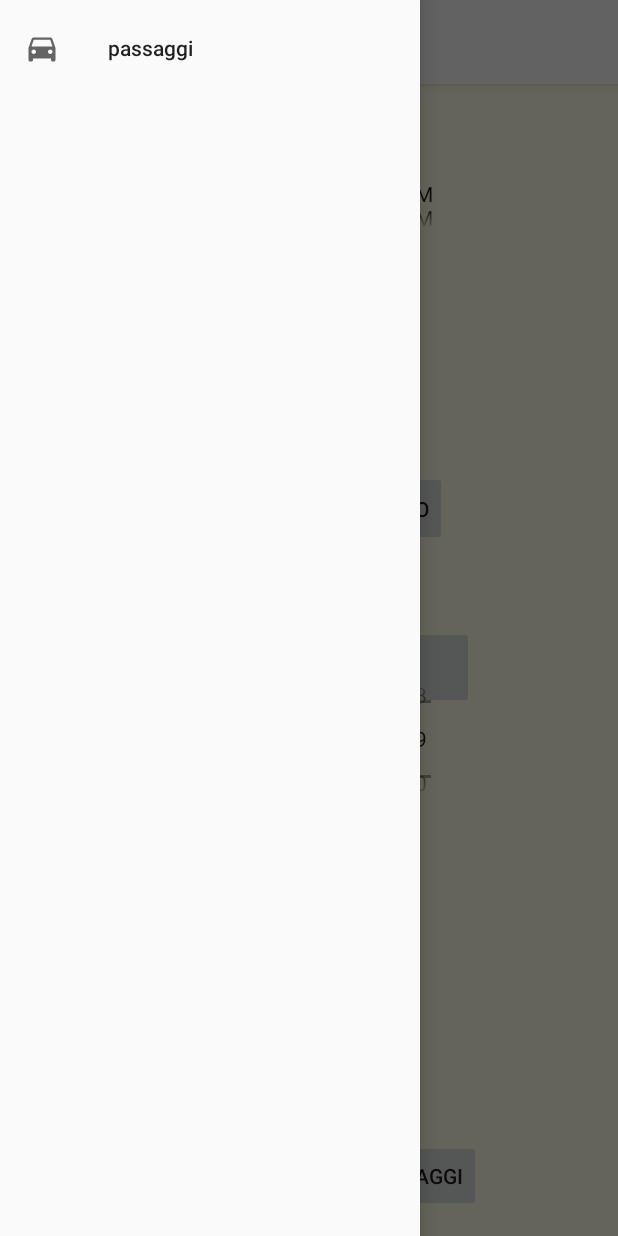
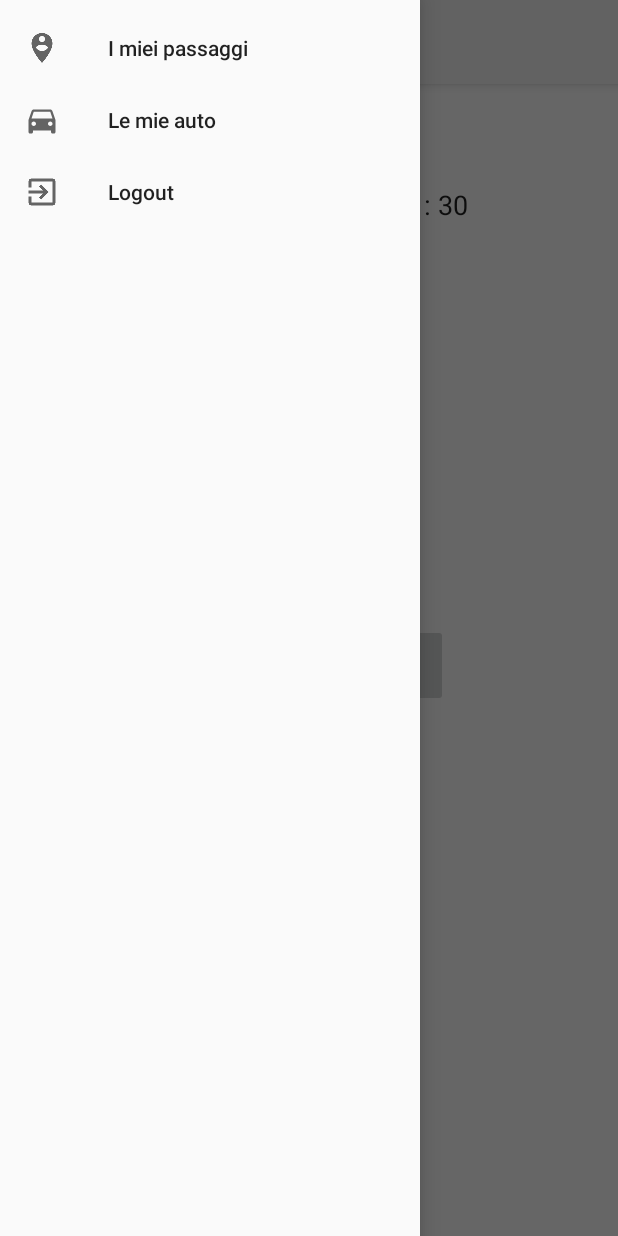
Before and after one commit to dinobrun/car-pooling, an Android app: the HomeActivity screen opened directly, with no data from a screen before it, with the side drawer open, on a phone screen of 412 x 824 dp. Run offline under Robolectric (Android 15) with nearby library versions, the phone set to English and light mode, and no system bars.

Commit message:
migliorata interfaccia utente HomeActivity

```diff
--- a/app/src/main/java/it/uniba/di/sms/carpooling/CreaPassaggioFragment.java
+++ b/app/src/main/java/it/uniba/di/sms/carpooling/CreaPassaggioFragment.java
@@ -61,7 +61,6 @@ public class CreaPassaggioFragment extends Fragment {
     Spinner spinnerPostiAuto;
 
     Calendar calendar = new GregorianCalendar();
-
 
 
     DatePickerDialog.OnDateSetListener mDateSetListener = null;
--- a/app/src/main/java/it/uniba/di/sms/carpooling/HomeActivity.java
+++ b/app/src/main/java/it/uniba/di/sms/carpooling/HomeActivity.java
@@ -1,10 +1,15 @@
 package it.uniba.di.sms.carpooling;
 
 import android.app.AlertDialog;
+import android.app.DatePickerDialog;
+import android.app.TimePickerDialog;
 import android.content.DialogInterface;
 import android.content.Intent;
+import android.graphics.Color;
+import android.graphics.drawable.ColorDrawable;
 import android.net.Uri;
 import android.os.AsyncTask;
+import android.support.annotation.NonNull;
 import android.support.design.widget.NavigationView;
 import android.support.v4.app.FragmentManager;
 import android.support.v4.app.FragmentTransaction;
@@ -20,6 +25,7 @@ import android.widget.Button;
 import android.widget.DatePicker;
 import android.widget.RadioButton;
 import android.widget.RadioGroup;
+import android.widget.TextView;
 import android.widget.TimePicker;
 import android.widget.Toast;
 import org.json.JSONArray;
@@ -43,6 +49,13 @@ public class HomeActivity extends AppCompatActivity implements CreaPassaggioFrag
 
     Toolbar myToolbar;
 
+    //Inizializzazione variabili Inserimento data
+    int year, month, day, hour, minute;
+    Calendar calendar = new GregorianCalendar();
+    DatePickerDialog.OnDateSetListener mDateSetListener = null;
+    TimePickerDialog.OnTimeSetListener mTimeSetListener = null;
+    Calendar cal = Calendar.getInstance();
+
     @Override
     protected void onCreate(Bundle savedInstanceState) {
         super.onCreate(savedInstanceState);
@@ -64,20 +77,102 @@ public class HomeActivity extends AppCompatActivity implements CreaPassaggioFrag
                 new NavigationView.OnNavigationItemSelectedListener() {
                     @Override
                     public boolean onNavigationItemSelected(MenuItem menuItem) {
+
+                        switch (menuItem.getItemId()) {
+                            case R.id.nav_camera:
+                                Intent openPassaggi = new Intent(HomeActivity.this,PassaggiActivity.class);
+                                startActivity(openPassaggi);
+                                break;
+
+                            case R.id.auto_section:
+                                break;
+
+                            case R.id.logout_section:
+                                SharedPrefManager.getInstance(HomeActivity.this).logout();
+                                Intent openLogin = new Intent(HomeActivity.this, LoginActivity.class);
+                                openLogin.addFlags(Intent.FLAG_ACTIVITY_CLEAR_TASK);
+                                openLogin.addFlags(Intent.FLAG_ACTIVITY_CLEAR_TOP);
+                                startActivity(openLogin);
+                                finish();
+                                break;
+
+                        }
+
                         // set item as selected to persist highlight
                         menuItem.setChecked(true);
+
                         // close drawer when item is tapped
                         drawerLayout.closeDrawers();
-
-                        // Add code here to update the UI based on the item selected
-                        // For example, swap UI fragments here
-                        Intent openPassaggi = new Intent(HomeActivity.this,PassaggiActivity.class);
-                        startActivity(openPassaggi);
 
                         return true;
                     }
                 });
 
+
+
+
+        ///////////////
+
+        //Inserimento data
+        final TextView dataText = findViewById(R.id.dataTextHome);
+        final TextView orarioText = findViewById(R.id.orarioTextHome);
+
+        //Set current date
+        year = cal.get(Calendar.YEAR);
+        month = cal.get(Calendar.MONTH);
+        day = cal.get(Calendar.DAY_OF_MONTH);
+        hour = cal.get(Calendar.HOUR);
+        minute = cal.get(Calendar.MINUTE);
+        dataText.setText(day + "/" + (month+1) + "/" + year);
+        orarioText.setText(cal.get(Calendar.HOUR) + " : " + cal.get(Calendar.MINUTE));
+
+
+        dataText.setOnClickListener(new View.OnClickListener() {
+            @Override
+            public void onClick(View view) {
+                year = cal.get(Calendar.YEAR);
+                month = cal.get(Calendar.MONTH);
+                day = cal.get(Calendar.DAY_OF_MONTH);
+                DatePickerDialog dialog = new DatePickerDialog(HomeActivity.this,android.R.style.Theme_Holo_Dialog, mDateSetListener, year,month,day);
+                dialog.getWindow().setBackgroundDrawable(new ColorDrawable(Color.TRANSPARENT));
+                dialog.show();
+            }
+        });
+
+        mDateSetListener = new DatePickerDialog.OnDateSetListener() {
+            @Override
+            public void onDateSet(DatePicker datePicker, int yearParam, int monthParam, int dayParam) {
+                year = yearParam;
+                month=monthParam;
+                day=dayParam;
+                String date = day + "/" + (month+1) + "/" + year;
+                dataText.setText(date);
+
+            }
+        };
+
+        orarioText.setOnClickListener(new View.OnClickListener() {
+            @Override
+            public void onClick(View view) {
+                hour=cal.get(Calendar.HOUR);
+                minute=cal.get(Calendar.MINUTE);
+                TimePickerDialog dialog = new TimePickerDialog(HomeActivity.this,android.R.style.Theme_Holo_Dialog,mTimeSetListener,hour,minute,true);
+                dialog.getWindow().setBackgroundDrawable(new ColorDrawable(Color.TRANSPARENT));
+                dialog.show();
+            }
+        });
+
+        mTimeSetListener = new TimePickerDialog.OnTimeSetListener() {
+            @Override
+            public void onTimeSet(TimePicker timePicker, int hourParam, int minuteParam) {
+                hour=hourParam;
+                minute=minuteParam;
+                String time = hour + " : " + minute;
+                orarioText.setText(time);
+            }
+        };
+
+        /////////////////
 
 
 
@@ -97,19 +192,17 @@ public class HomeActivity extends AppCompatActivity implements CreaPassaggioFrag
             }
         });
 
-        final TimePicker timePicker =  findViewById(R.id.time_picker);
-        final DatePicker datePicker = findViewById(R.id.date_picker);
-        final Calendar calendar = new GregorianCalendar();
+
 
         Button cercaPassaggioBtn = findViewById(R.id.cercaPassaggio);
         cercaPassaggioBtn.setOnClickListener(new View.OnClickListener() {
             @Override
             public void onClick(View view) {
-                calendar.set(datePicker.getYear(),
-                        datePicker.getMonth(),
-                        datePicker.getDayOfMonth(),
-                        timePicker.getHour(),
-                        timePicker.getMinute());
+                calendar.set(year,
+                        month,
+                        day,
+                        hour,
+                        minute);
 
                 time = calendar.getTime();
                 openCercaPassaggioFragment();
@@ -123,31 +216,6 @@ public class HomeActivity extends AppCompatActivity implements CreaPassaggioFrag
             @Override
             public void onClick(View view) {
                 getAuto();
-            }
-        });
-
-        Button logout = findViewById(R.id.logout_button);
-        logout.setOnClickListener(new View.OnClickListener() {
-            @Override
-            public void onClick(View v) {
-                SharedPrefManager.getInstance(HomeActivity.this).logout();
-                Intent openLogin = new Intent(HomeActivity.this, LoginActivity.class);
-                openLogin.addFlags(Intent.FLAG_ACTIVITY_CLEAR_TASK);
-                openLogin.addFlags(Intent.FLAG_ACTIVITY_CLEAR_TOP);
-                startActivity(openLogin);
-                finish();
-            }
-        });
-
-
-        Button btnMyPassages= findViewById(R.id.buttonMyPassages);
-        btnMyPassages.setOnClickListener(new View.OnClickListener() {
-            @Override
-            public void onClick(View view) {
-                //openMieiPassaggiFragment(SharedPrefManager.getInstance(HomeActivity.this).getUser().getUsername());
-                Intent openPassaggi = new Intent(HomeActivity.this,PassaggiActivity.class);
-                startActivity(openPassaggi);
-
             }
         });
 
--- a/app/src/main/res/layout/activity_home.xml
+++ b/app/src/main/res/layout/activity_home.xml
@@ -4,12 +4,12 @@
     xmlns:tools="http://schemas.android.com/tools"
     android:layout_width="match_parent"
     android:layout_height="match_parent"
-    android:background="#fefce2"
+    android:background="@android:color/background_light"
     tools:context=".HomeActivity"
     android:id="@+id/drawer_layout"
     tools:layout_editor_absoluteY="81dp">
 
-    <RelativeLayout
+    <android.support.constraint.ConstraintLayout
         android:id="@+id/open_frag"
         android:layout_width="match_parent"
         android:layout_height="match_parent"
@@ -20,9 +20,55 @@
         app:layout_constraintTop_toTopOf="parent"
         app:layout_constraintVertical_bias="1.0">
 
+
+        <ImageView
+            android:id="@+id/imageView4"
+            android:layout_width="40dp"
+            android:layout_height="34dp"
+            android:layout_alignParentStart="true"
+            android:layout_alignParentTop="true"
+            android:layout_marginStart="32dp"
+            android:layout_marginTop="112dp"
+            android:src="@drawable/calendar"
+            app:layout_constraintStart_toStartOf="parent"
+            app:layout_constraintTop_toTopOf="parent" />
+
+        <TextView
+            android:id="@+id/dataTextHome"
+            android:layout_width="111dp"
+            android:layout_height="31dp"
+            android:layout_alignParentTop="true"
+            android:layout_alignParentEnd="true"
+            android:layout_marginStart="36dp"
+            android:layout_marginTop="124dp"
+            android:text="TextView"
+            android:textAppearance="@android:style/TextAppearance.Holo.Medium"
+            app:layout_constraintStart_toEndOf="@+id/imageView4"
+            app:layout_constraintTop_toTopOf="parent" />
+
+        <TextView
+            android:id="@+id/orarioTextHome"
+            android:layout_width="115dp"
+            android:layout_height="35dp"
+            android:layout_alignParentTop="true"
+            android:layout_alignParentEnd="true"
+            android:layout_marginStart="8dp"
+            android:layout_marginTop="124dp"
+            android:layout_marginEnd="8dp"
+            android:text="TextView"
+            android:textAppearance="@android:style/TextAppearance.Holo.Medium"
+            app:layout_constraintEnd_toEndOf="parent"
+            app:layout_constraintStart_toEndOf="@+id/dataTextHome"
+            app:layout_constraintTop_toTopOf="parent" />
+
+
         <android.support.constraint.ConstraintLayout
             android:layout_width="match_parent"
-            android:layout_height="match_parent">
+            android:layout_height="match_parent"
+            android:layout_alignParentStart="true"
+            android:layout_alignParentTop="true"
+            android:layout_marginStart="0dp"
+            android:layout_marginTop="0dp">
 
             <android.support.v7.widget.Toolbar
                 android:id="@+id/my_toolbar"
@@ -30,24 +76,11 @@
                 android:layout_height="?attr/actionBarSize"
                 android:background="?attr/colorPrimary"
                 android:elevation="4dp"
+                android:stateListAnimator="@null"
                 android:theme="@style/ThemeOverlay.AppCompat.ActionBar"
-                app:popupTheme="@style/ThemeOverlay.AppCompat.Light"
-                android:stateListAnimator="@null"/>
+                app:popupTheme="@style/ThemeOverlay.AppCompat.Light" />
 
         </android.support.constraint.ConstraintLayout>
-
-
-        <Button
-            android:id="@+id/logout_button"
-            android:layout_width="wrap_content"
-            android:layout_height="wrap_content"
-            android:layout_alignParentStart="true"
-            android:layout_alignParentBottom="true"
-            android:layout_gravity="bottom"
-            android:layout_marginStart="18dp"
-            android:layout_marginBottom="17dp"
-            android:stateListAnimator="@null"
-            android:text="logout" />
 
 
         <Button
@@ -56,62 +89,44 @@
             android:layout_height="wrap_content"
             android:layout_alignParentTop="true"
             android:layout_alignParentEnd="true"
-            android:layout_marginTop="417dp"
+            android:layout_marginTop="416dp"
             android:layout_marginEnd="96dp"
+            android:stateListAnimator="@null"
             android:text="@string/newStep"
             app:layout_constraintEnd_toEndOf="parent"
-            app:layout_constraintHorizontal_bias="0.511"
+            app:layout_constraintHorizontal_bias="0.868"
             app:layout_constraintStart_toStartOf="parent"
-            app:layout_constraintTop_toTopOf="parent"
-            android:stateListAnimator="@null"/>
+            app:layout_constraintTop_toTopOf="parent" />
 
         <Button
             android:id="@+id/cercaPassaggio"
             android:layout_width="wrap_content"
             android:layout_height="50dp"
-            android:layout_alignParentTop="true"
+            android:layout_below="@+id/radioGroup"
             android:layout_alignParentEnd="true"
-            android:layout_marginTop="314dp"
-            android:layout_marginEnd="114dp"
+            android:layout_marginTop="220dp"
+            android:layout_marginEnd="120dp"
+            android:stateListAnimator="@null"
             android:text="@string/findStep"
             app:layout_constraintEnd_toEndOf="parent"
+            app:layout_constraintHorizontal_bias="0.922"
             app:layout_constraintStart_toStartOf="parent"
-            app:layout_constraintTop_toTopOf="parent"
-            android:stateListAnimator="@null"/>
-
-        <Button
-            android:id="@+id/buttonMyPassages"
-            android:layout_width="wrap_content"
-            android:layout_height="wrap_content"
-            android:layout_alignParentEnd="true"
-            android:layout_alignParentBottom="true"
-            android:layout_marginTop="8dp"
-            android:layout_marginEnd="91dp"
-            android:layout_marginBottom="16dp"
-            android:text="I MIEI PASSAGGI"
-            app:layout_constraintBottom_toBottomOf="parent"
-            app:layout_constraintEnd_toEndOf="parent"
-            app:layout_constraintTop_toTopOf="parent"
-            app:layout_constraintVertical_bias="0.512"
-            android:stateListAnimator="@null"/>
+            app:layout_constraintTop_toTopOf="parent" />
 
 
         <RadioGroup
             android:id="@+id/radioGroup"
             android:layout_width="249dp"
             android:layout_height="37dp"
-            android:layout_alignParentStart="true"
-            android:layout_alignParentTop="true"
+            android:layout_below="@+id/dataTextHome"
             android:layout_alignParentEnd="true"
-            android:layout_marginStart="76dp"
-            android:layout_marginTop="375dp"
-            android:layout_marginEnd="59dp"
-            android:layout_marginBottom="40dp"
+            android:layout_marginStart="8dp"
+            android:layout_marginTop="8dp"
+            android:layout_marginEnd="8dp"
             android:orientation="horizontal"
-            app:layout_constraintBottom_toBottomOf="parent"
             app:layout_constraintEnd_toEndOf="parent"
-            app:layout_constraintHorizontal_bias="0.081"
-            >
+            app:layout_constraintStart_toStartOf="parent"
+            app:layout_constraintTop_toBottomOf="@+id/dataTextHome">
 
 
             <RadioButton
@@ -132,43 +147,7 @@
         </RadioGroup>
 
 
-        <TimePicker
-            android:id="@+id/time_picker"
-            android:layout_width="225dp"
-            android:layout_height="80dp"
-            android:layout_alignStart="@+id/radioGroup"
-            android:layout_alignParentTop="true"
-            android:layout_marginStart="10dp"
-            android:layout_marginTop="89dp"
-            android:foregroundGravity="center"
-            android:timePickerMode="spinner"
-            app:layout_constraintBottom_toBottomOf="parent"
-            app:layout_constraintEnd_toEndOf="parent"
-            app:layout_constraintHorizontal_bias="0.497"
-            app:layout_constraintStart_toStartOf="parent"
-            app:layout_constraintTop_toTopOf="parent"
-            app:layout_constraintVertical_bias="0.652" />
-
-        <DatePicker
-            android:id="@+id/date_picker"
-            android:layout_width="221dp"
-            android:layout_height="120dp"
-            android:layout_alignStart="@+id/radioGroup"
-            android:layout_alignParentBottom="true"
-            android:layout_marginStart="6dp"
-            android:layout_marginBottom="271dp"
-            android:calendarViewShown="false"
-            android:datePickerMode="spinner"
-            app:layout_constraintBottom_toBottomOf="parent"
-            app:layout_constraintEnd_toEndOf="parent"
-            app:layout_constraintHorizontal_bias="0.497"
-            app:layout_constraintStart_toStartOf="parent"
-            app:layout_constraintTop_toTopOf="parent"
-            app:layout_constraintVertical_bias="0.833">
-
-        </DatePicker>
-
-    </RelativeLayout>
+    </android.support.constraint.ConstraintLayout>
 
     <!-- Container for contents of drawer - use NavigationView to make configuration easier -->
     <android.support.design.widget.NavigationView
--- a/app/src/main/res/menu/drawer_view.xml
+++ b/app/src/main/res/menu/drawer_view.xml
@@ -3,7 +3,15 @@
     <group android:checkableBehavior="single">
         <item
             android:id="@+id/nav_camera"
+            android:icon="@drawable/passaggi_icon"
+            android:title="I miei passaggi" />
+        <item
+            android:id="@+id/auto_section"
             android:icon="@drawable/ic_car"
-            android:title="passaggi" />
+            android:title="Le mie auto" />
+        <item
+            android:id="@+id/logout_section"
+            android:icon="@drawable/logout_icon"
+            android:title="Logout" />
     </group>
 </menu>
```
Also changed, not shown: app/src/main/res/drawable/logout_icon.png (added), app/src/main/res/drawable/passaggi_icon.png (added).
